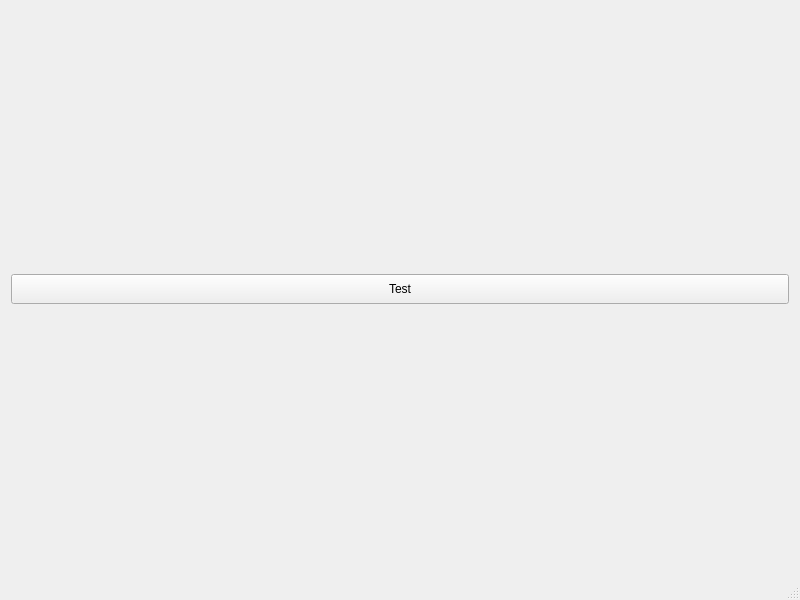
Qt form Qt-Widgets-TC-monitor/QtWidgetsTCmonitor.ui (dongge0210/project_TC-Windows-client-x64) before a commit.
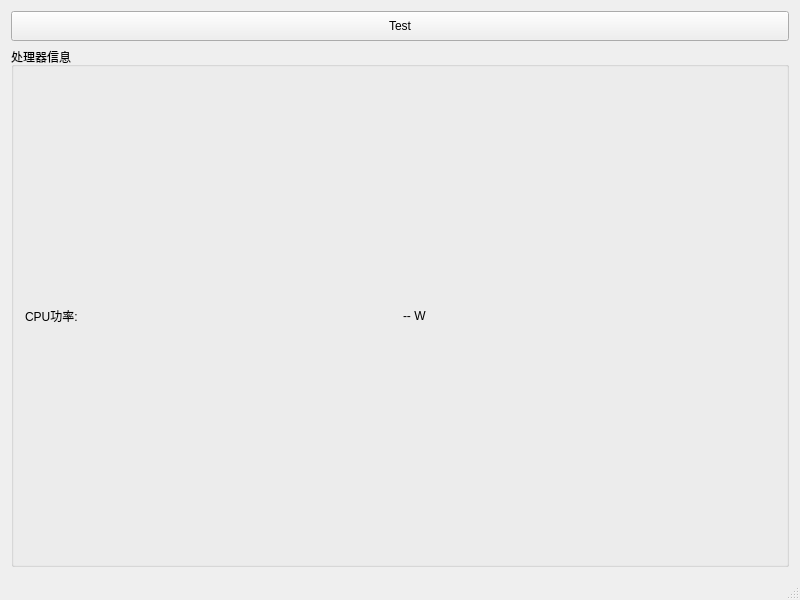
The same form after that commit.

```diff
--- a/Qt-Widgets-TC-monitor/QtWidgetsTCmonitor.ui
+++ b/Qt-Widgets-TC-monitor/QtWidgetsTCmonitor.ui
@@ -28,6 +28,32 @@
       </property>
      </widget>
     </item>
+    <item>
+     <widget class="QGroupBox" name="cpuGroupBox">
+      <property name="title">
+       <string>处理器信息</string>
+      </property>
+      <layout class="QGridLayout" name="gridLayoutCpu">
+       <!-- ...原有CPU信息行... -->
+       <!-- 新增：CPU功率 -->
+       <item row="8" column="0">
+        <widget class="QLabel" name="labelCpuPowerTitle">
+         <property name="text">
+          <string>CPU功率:</string>
+         </property>
+        </widget>
+       </item>
+       <item row="8" column="1">
+        <widget class="QLabel" name="labelCpuPower">
+         <property name="text">
+          <string>-- W</string>
+         </property>
+        </widget>
+       </item>
+       <!-- ...如有其他内容... -->
+      </layout>
+     </widget>
+    </item>
    </layout>
   </widget>
   <widget class="QMenuBar" name="menuBar">
```
